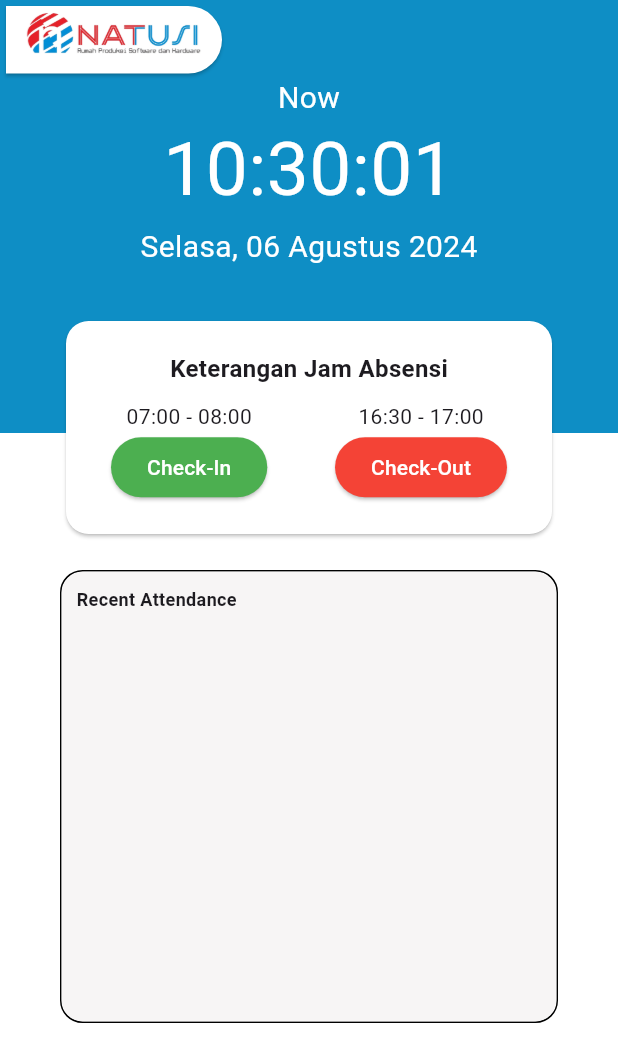
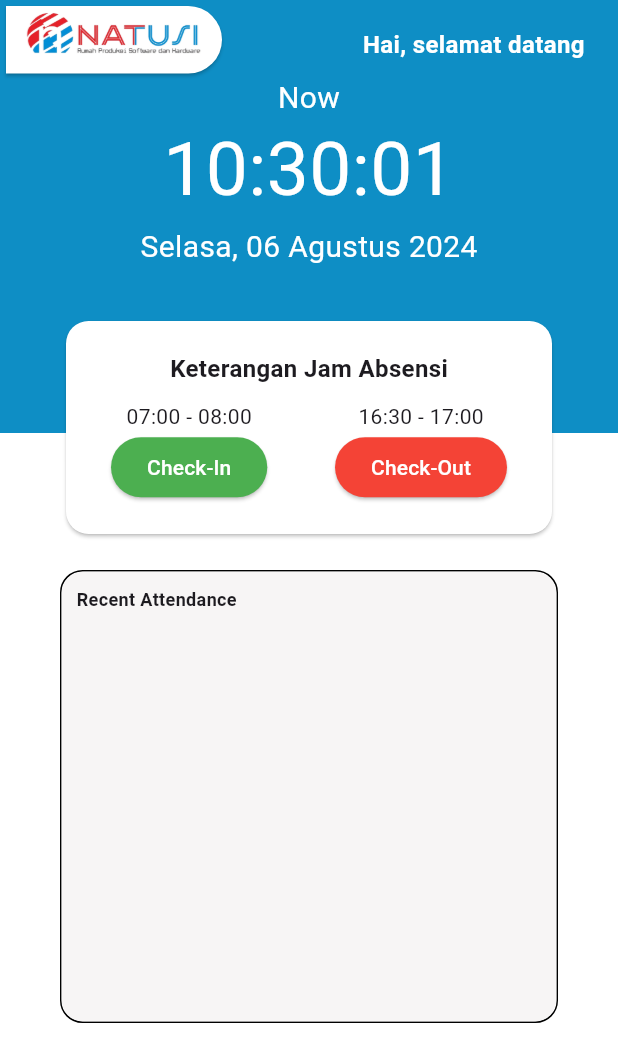
Before and after one commit to fadhlyarmi1987/absensimagang, a Flutter app: the HomePage screen opened directly, on a phone screen of 412 x 824 dp. Shown: the top 1062 px of the screen. Run offline on Flutter 3.47's test engine with Material 3 defaults, Android fonts, the light colour scheme and no system bars; our stand-ins replace dio, get, get_storage, google_fonts, google_maps_flutter, persistent_bottom_nav_bar; accounts and stored records are empty; network calls fail.

Commit message:
6 Agustus 2024

```diff
--- a/lib/model/login.dart
+++ b/lib/model/login.dart
@@ -1,6 +1,7 @@
 class Login{
   String? username;
   String? password;
+  String? Name;
 
   Login({
     this.username, this.password
@@ -16,6 +17,7 @@ class Login{
     return{
       'username': username,
       'password': password,
+      'Name' : Name,
     };
   }
 }
--- a/lib/utils/api_constants.dart
+++ b/lib/utils/api_constants.dart
@@ -1,10 +1,11 @@
 class ApiConstants {
   ApiConstants._();
 
-  static const String baseUrl = "http://192.168.100.37:8000/api/";
+  static const String baseUrl = "http://192.168.100.20:8000/api/";
 
   //"http://192.168.64.139:8000/api"; hotspot
   //"http://192.168.100.99:8000/api"; wifikantor
+  //192.168.100.20:8000/api/
 
   static const String login  = "login";
   static const String register = "register";
--- a/lib/utils/storage.dart
+++ b/lib/utils/storage.dart
@@ -4,12 +4,15 @@ class Storage {
   final GetStorage _storage = GetStorage();
 
   void login() => _storage.write("isLogin", true);
+
   bool isLogin() => _storage.read<bool>("isLogin") ?? false;
+
   void name(String name) => _storage.write('name', name);
-  String? getName([userData]) => _storage.read<String>('name' ?? 'unkwon');
 
-  void logout() => _storage.remove('isLogin');
+  String? getName() => _storage.read<String>('name') ?? 'unknown';
 
-
-
+  void logout() {
+    _storage.remove('isLogin');
+    _storage.remove('name'); // Menghapus nama saat logout (opsional)
+  }
 }
--- a/lib/views/dashboard/home.dart
+++ b/lib/views/dashboard/home.dart
@@ -78,14 +78,16 @@ class HomePage extends GetView<DashboardController> {
                                     formattedTime,
                                     style: TextStyle(
                                         fontSize: 50,
-                                        color: Color.fromARGB(255, 255, 255, 255)),
+                                        color:
+                                            Color.fromARGB(255, 255, 255, 255)),
                                   ),
                                   SizedBox(height: 1),
                                   Text(
                                     formattedDate,
                                     style: TextStyle(
                                         fontSize: 20,
-                                        color: const Color.fromARGB(255, 255, 255, 255)),
+                                        color: const Color.fromARGB(
+                                            255, 255, 255, 255)),
                                   ),
                                 ],
                               );
@@ -97,6 +99,26 @@ class HomePage extends GetView<DashboardController> {
                   ],
                 ),
               ),
+            ),
+            Positioned(
+              top: 10,
+              right: 10,
+              child: Obx(() {
+                return Align(
+                  alignment: Alignment.topRight,
+                  child: Padding(
+                    padding: const EdgeInsets.all(8.0),
+                    child: Text(
+                      'Hai, selamat datang ${controller.name.value}',
+                      style: TextStyle(
+                        fontSize: 16,
+                        fontWeight: FontWeight.bold,
+                        color: Colors.white,
+                      ),
+                    ),
+                  ),
+                );
+              }),
             ),
             Positioned(
               top: 210,
```
Also changed, not shown: lib/data/services/auth.service.dart (+11 -5 lines), lib/views/auth/auth.controller.dart (+22 -10 lines), lib/views/dashboard/dashboard.controller.dart (+8 -0 lines).
